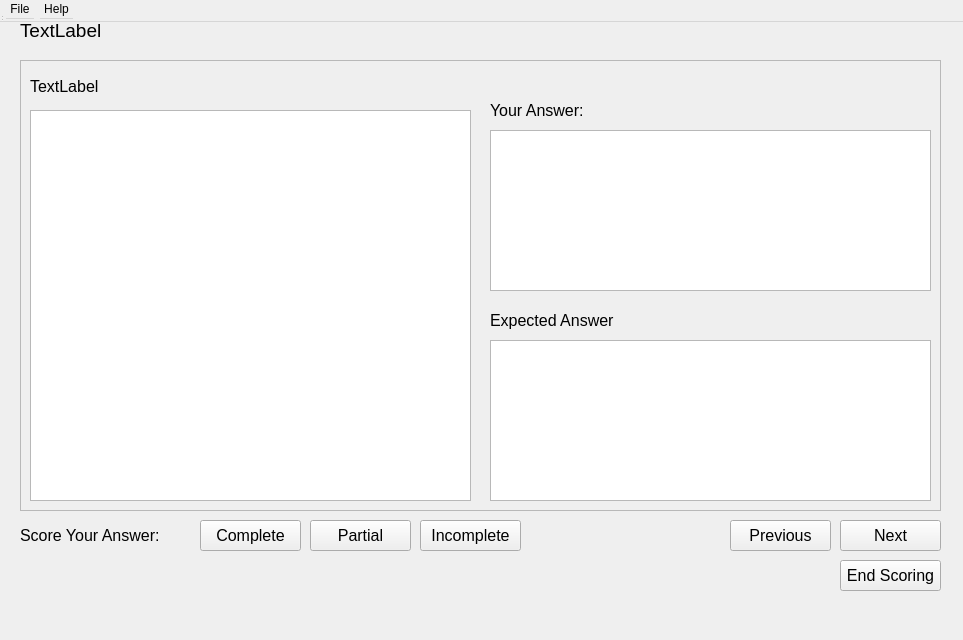
Old version of the form src/ui/score_window.ui in the repository nikolovdeyan/flashkarti.
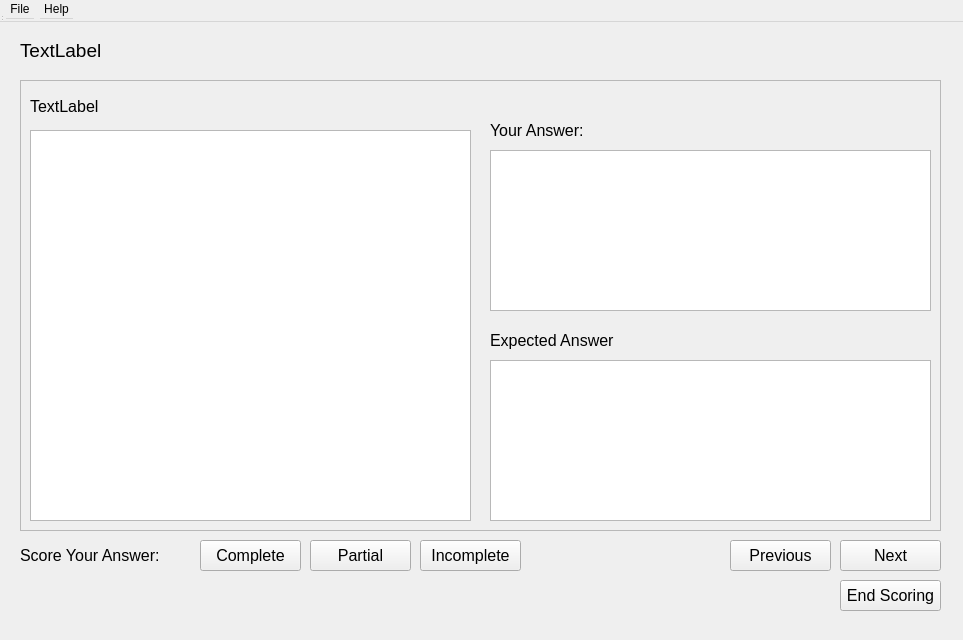
New version of the form.

Patch:
```diff
--- a/src/ui/score_window.ui
+++ b/src/ui/score_window.ui
@@ -13,7 +13,15 @@
   <property name="windowTitle">
    <string>MainWindow</string>
   </property>
-  <widget class="QWidget" name="centralwidget">
+  <widget class="QWidget" name="centralwidget" native="true">
+   <property name="geometry">
+    <rect>
+     <x>0</x>
+     <y>20</y>
+     <width>961</width>
+     <height>611</height>
+    </rect>
+   </property>
    <widget class="QLabel" name="deck_title_label">
     <property name="geometry">
      <rect>
```
Left out of the diff: 11 changed lines with no effect on the pictures.
